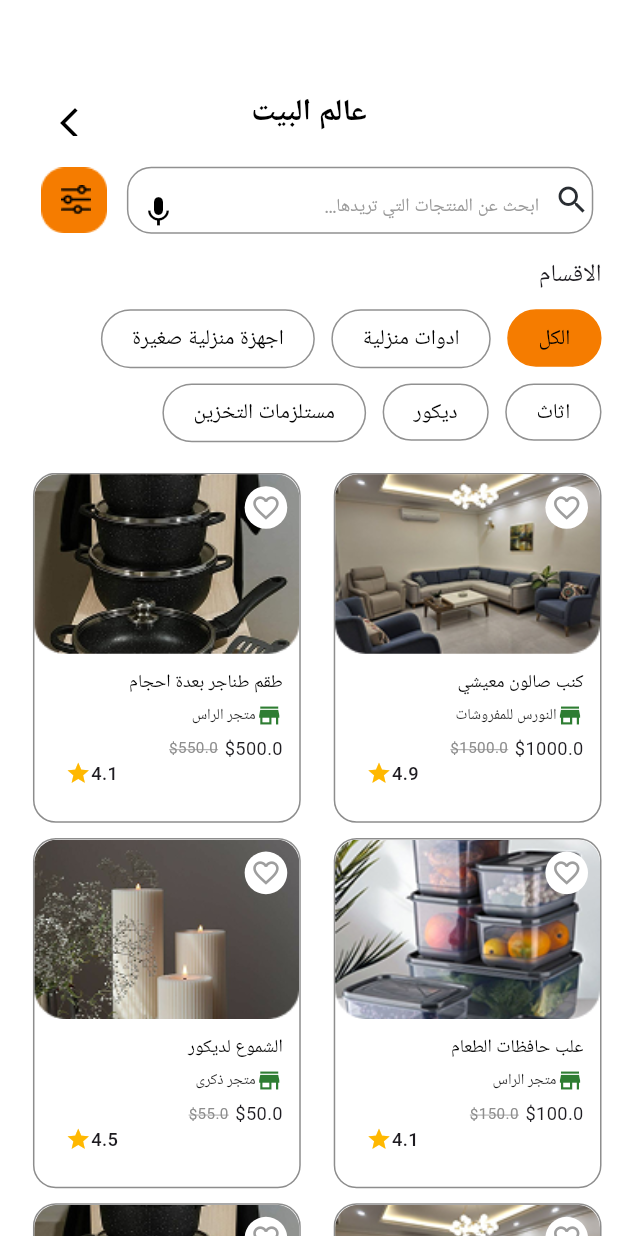
After one commit to ayaayaahmad793-droid/t_1app, a Flutter app: the Homeworld screen opened directly, on a phone screen of 412 x 824 dp. The commit adds this screen. Run offline on Flutter 3.47's test engine with Material 3 defaults, Android fonts, the phone set to English and light mode, and no system bars; our stand-ins replace flutter_screenutil, google_fonts, image_picker, intl_phone_field, permission_handler, shared_preferences; missing offline and left inert: record; accounts and stored records are empty; Roboto replaces fonts that are missing (Cairo).

Commit message:
home World

```diff
--- a/lib/models/depCategory.dart
+++ b/lib/models/depCategory.dart
@@ -1,6 +1,8 @@
 import 'package:flutter/material.dart';
+import 'package:t_1app/models/home_world_model.dart';
 import 'package:t_1app/screens/Giveyourgoodness_page.dart';
 import 'package:t_1app/screens/HomePage.dart';
+import 'package:t_1app/screens/HomeWorld.dart';
 
 class CategoryModel {
   final String title;
@@ -21,7 +23,7 @@ final List<CategoryModel> categories = [
     title: " عالم البيت ",
     subtitle: "اثاث , ادوات منزلية ",
     image: "images/dep1.png",
-    page: Homepage(), //
+    page: Homeworld(), //
   ),
   CategoryModel(
     title: "عالم الملابس ",
--- /dev/null
+++ b/lib/models/home_world_model.dart
@@ -0,0 +1,58 @@
+import 'package:t_1app/models/Home_all_model/product_model.dart';
+import 'package:t_1app/models/UniqeProduct_model.dart';
+
+List<Product> homeWorldCard = [
+  Product(
+    productName: "كنب صالون معيشي",
+    productImage: "images/Homeworld1.png",
+    shopName: "النورس للمفروشات",
+    price: 1000,
+    oldPrice: 1500,
+    evaluation: 4.9,
+  ),
+
+   Product(
+    productName: "طقم طناجر بعدة احجام",
+    productImage: "images/Homeworld2.png",
+    shopName: "متجر الراس",
+    price: 500,
+    oldPrice: 550,
+    evaluation: 4.1,
+  ),
+
+   Product(
+    productName: "علب حافظات الطعام",
+    productImage: "images/Homeworld3.png",
+    shopName: "متجر الراس",
+    price: 100,
+    oldPrice: 150,
+    evaluation: 4.1,
+  ),
+
+   Product(
+    productName: "الشموع لديكور",
+    productImage: "images/Homeworld4.png",
+    shopName: "متجر ذكرى",
+    price: 50,
+    oldPrice: 55,
+    evaluation: 4.5,
+  ),
+
+   Product(
+    productName: "كنب صالون معيشي",
+    productImage: "images/Homeworld1.png",
+    shopName: "النورس للمفروشات",
+    price: 1000,
+    oldPrice: 1500,
+    evaluation: 4.9,
+  ),
+
+   Product(
+    productName: "طقم طناجر بعدة احجام",
+    productImage: "images/Homeworld2.png",
+    shopName: "متجر الراس",
+    price: 500,
+    oldPrice: 550,
+    evaluation: 4.1,
+  ),
+];
--- a/lib/screens/Donate_money_page.dart
+++ b/lib/screens/Donate_money_page.dart
@@ -2,6 +2,7 @@ import 'package:flutter/material.dart';
 import 'package:flutter_screenutil/flutter_screenutil.dart';
 import 'package:google_fonts/google_fonts.dart';
 import 'package:t_1app/screens/AccountType.dart';
+import 'package:t_1app/successDialog.dart';
 import 'package:t_1app/widgets/AmmountButton.dart';
 import 'package:t_1app/widgets/DonationTypeCard.dart';
 import 'package:t_1app/widgets/charity_card.dart';
@@ -253,7 +254,18 @@ class _DonateMoneyPageState extends State<DonateMoneyPage> {
                 width: double.infinity,
                 height: 50.h,
                 child: ElevatedButton(
-                  onPressed: () {},
+                  onPressed: () {
+                    showDialog(
+                      context: context,
+                      barrierDismissible: false,
+                      builder:
+                          (context) => Successdialog(
+                            message:
+                                "تمت عملية التبرع بنجاح شكراً لكرمك، ساهمت الآن في صناعة فرق حقيقي",
+                            nextPage: DonateMoneyPage(),
+                          ),
+                    );
+                  },
 
                   style: ElevatedButton.styleFrom(
                     backgroundColor: const Color(0xFF2E7D32),
--- a/lib/screens/HomePage.dart
+++ b/lib/screens/HomePage.dart
@@ -3,6 +3,7 @@ import 'package:flutter_screenutil/flutter_screenutil.dart';
 import 'package:google_fonts/google_fonts.dart';
 import 'package:record/record.dart';
 import 'package:t_1app/FavoritePage.dart';
+import 'package:t_1app/widgets/HomeWorld_all.dart';
 import 'package:t_1app/widgets/Home_widget/HomeBanner.dart';
 import 'package:t_1app/screens/FavPage.dart';
 import 'package:t_1app/screens/department.dart';
@@ -19,13 +20,10 @@ class Homepage extends StatefulWidget {
   final String userName;
   final String profileImage;
 
-
-
   const Homepage({
     super.key,
     this.userName = "مرحبا اية",
     this.profileImage = "images/HomeProfile.png",
-
   });
 
   @override
@@ -76,12 +74,7 @@ class _HomepageState extends State<Homepage> {
     filteredProducts = products;
 
     myPages = [
-      PageItem(
-        title: "الكل",
-        page: Htheall(
-
-),
-      ),
+      PageItem(title: "الكل", page: Htheall()),
 
       PageItem(title: "عالم البيت", page: Center(child: Text("عالم البيت"))),
 
@@ -146,9 +139,7 @@ class _HomepageState extends State<Homepage> {
               case 1:
                 Navigator.push(
                   context,
-                  MaterialPageRoute(
-                    builder: (_) => Favpage(),
-                  ),
+                  MaterialPageRoute(builder: (_) => Favpage()),
                 );
                 break;
 
@@ -156,12 +147,7 @@ class _HomepageState extends State<Homepage> {
                 break;
 
               case 3:
-                MaterialPageRoute(
-  builder:
-      (_) => Department(
-
-      ),
-);
+                MaterialPageRoute(builder: (_) => Department());
                 break;
 
               case 4:
@@ -189,7 +175,7 @@ class _HomepageState extends State<Homepage> {
                   onNotificationTap: () {
                     Navigator.push(
                       context,
-                      MaterialPageRoute(builder: (context) => Exchange()),
+                      MaterialPageRoute(builder: (context) => HomeworldAll()),
                     );
                   },
                 ),
@@ -213,11 +199,7 @@ class _HomepageState extends State<Homepage> {
                   onFilterPressed: () {
                     Navigator.push(
                       context,
-                      MaterialPageRoute(
-                        builder:
-                            (context) =>
-                                Favpage(),
-                      ),
+                      MaterialPageRoute(builder: (context) => Favpage()),
                     );
                   },
 
--- /dev/null
+++ b/lib/screens/HomeWorld.dart
@@ -0,0 +1,152 @@
+import 'package:flutter/material.dart';
+import 'package:flutter_screenutil/flutter_screenutil.dart';
+import 'package:google_fonts/google_fonts.dart';
+import 'package:t_1app/SearchSett.dart';
+import 'package:t_1app/SelectedPage.dart';
+import 'package:t_1app/widgets/HomeWorld_all.dart';
+import 'package:t_1app/widgets/header.dart';
+
+class Homeworld extends StatefulWidget {
+  const Homeworld({super.key});
+
+  @override
+  State<Homeworld> createState() => _HomeworldState();
+}
+
+class _HomeworldState extends State<Homeworld> {
+  /// الصفحات الديناميكية
+  final List<PageItem> myPages = [
+    PageItem(title: "الكل", page: const HomeworldAll()),
+
+    PageItem(
+      title: "ادوات منزلية",
+      page: const Center(child: Text("ادوات منزلية")),
+    ),
+
+    PageItem(
+      title: "اجهزة منزلية صغيرة",
+      page: const Center(child: Text("اجهزة منزلية صغيرة")),
+    ),
+
+    PageItem(title: "اثاث", page: const Center(child: Text("اثاث"))),
+
+    PageItem(title: "ديكور", page: const Center(child: Text("ديكور"))),
+
+    PageItem(
+      title: "مستلزمات التخزين",
+      page: const Center(child: Text("مستلزمات التخزين")),
+    ),
+  ];
+
+  /// القسم المختار
+  String selectedText = "الكل";
+
+  @override
+  Widget build(BuildContext context) {
+    return Directionality(
+      textDirection: TextDirection.rtl,
+
+      child: Scaffold(
+        backgroundColor: const Color(0xffFFFFFF),
+
+        body: Padding(
+          padding: EdgeInsets.symmetric(horizontal: 10.w),
+
+          child: Column(
+            crossAxisAlignment: CrossAxisAlignment.start,
+
+            children: [
+              /// الهيدر
+              CustomHeader(title: "عالم البيت"),
+
+              SizedBox(height: 20.h),
+
+              /// البحث
+              Center(
+                child: CustomSearchBar(
+                  hintText: "ابحث عن المنتجات التي تريدها...",
+                  isRecording: false,
+                  onMicPressed: () {},
+                  onFilterPressed: () {},
+                ),
+              ),
+
+              SizedBox(height: 15.h),
+
+              /// عنوان الاقسام
+              Text(
+                "الاقسام",
+                style: GoogleFonts.cairo(
+                  fontSize: 16.sp,
+                  fontWeight: FontWeight.w500,
+                ),
+              ),
+
+              SizedBox(height: 12.h),
+
+              /// الازرار
+              Wrap(
+                spacing: 10.w,
+                runSpacing: 10.h,
+
+                children:
+                    myPages.map((item) {
+                      bool isSelected = selectedText == item.title;
+
+                      return GestureDetector(
+                        onTap: () {
+                          setState(() {
+                            selectedText = item.title;
+                          });
+                        },
+
+                        child: Container(
+                          padding: EdgeInsets.symmetric(
+                            horizontal: 18.w,
+                            vertical: 8.h,
+                          ),
+
+                          decoration: BoxDecoration(
+                            color:
+                                isSelected
+                                    ? const Color(0xffF57C00)
+                                    : Colors.white,
+
+                            borderRadius: BorderRadius.circular(20.r),
+
+                            border: Border.all(
+                              color:
+                                  isSelected
+                                      ? const Color(0xffF57C00)
+                                      : Color(0xff919191),
+                            ),
+                          ),
+
+                          child: Text(
+                            item.title,
+
+                            style: GoogleFonts.cairo(
+                              fontSize: 14.sp,
+                              fontWeight: FontWeight.w500,
+                              color: Colors.black,
+                            ),
+                          ),
+                        ),
+                      );
+                    }).toList(),
+              ),
+
+              SizedBox(height: 20.h),
+              Expanded(
+                child: DynamicSelectedPage(
+                  selectedText: selectedText,
+                  items: myPages,
+                ),
+              ),
+            ],
+          ),
+        ),
+      ),
+    );
+  }
+}
--- /dev/null
+++ b/lib/widgets/HomeWorld_all.dart
@@ -0,0 +1,74 @@
+import 'package:flutter/material.dart';
+import 'package:flutter_screenutil/flutter_screenutil.dart';
+import 'package:t_1app/models/home_world_model.dart';
+import 'package:t_1app/screens/productDetails.dart';
+import 'package:t_1app/widgets/Home_widget/product_card_widget.dart';
+
+class HomeworldAll extends StatefulWidget {
+  const HomeworldAll({super.key});
+
+  @override
+  State<HomeworldAll> createState() => _HomeworldAllState();
+}
+
+class _HomeworldAllState extends State<HomeworldAll> {
+  @override
+  Widget build(BuildContext context) {
+    return Directionality(
+      textDirection: TextDirection.rtl,
+
+      child: ListView.builder(
+        padding: EdgeInsets.zero,
+        itemCount: (homeWorldCard.length / 2).ceil(),
+
+        itemBuilder: (context, rowIndex) {
+          int firstIndex = rowIndex * 2;
+          int secondIndex = firstIndex + 1;
+
+          return Padding(
+            padding: EdgeInsets.only(bottom: 10.h),
+
+            child: Row(
+              children: [
+                /// الكارد الاول
+                Expanded(
+                  child: GestureDetector(
+                    onTap: () {
+                      Navigator.push(
+                        context,
+                        MaterialPageRoute(
+                          builder: (context) => ProductSliderPage(),
+                        ),
+                      );
+                    },
+
+                    child: ProductCard(product: homeWorldCard[firstIndex]),
+                  ),
+                ),
+
+                SizedBox(width: 10.w),
+
+                /// الكارد الثاني
+                if (secondIndex < homeWorldCard.length)
+                  Expanded(
+                    child: GestureDetector(
+                      onTap: () {
+                        Navigator.push(
+                          context,
+                          MaterialPageRoute(
+                            builder: (context) => ProductSliderPage(),
+                          ),
+                        );
+                      },
+
+                      child: ProductCard(product: homeWorldCard[secondIndex]),
+                    ),
+                  ),
+              ],
+            ),
+          );
+        },
+      ),
+    );
+  }
+}
```
Also changed, not shown: images/Homeworld1.png (added), images/Homeworld2.png (added), images/Homeworld3.png (added), images/Homeworld4.png (added).
